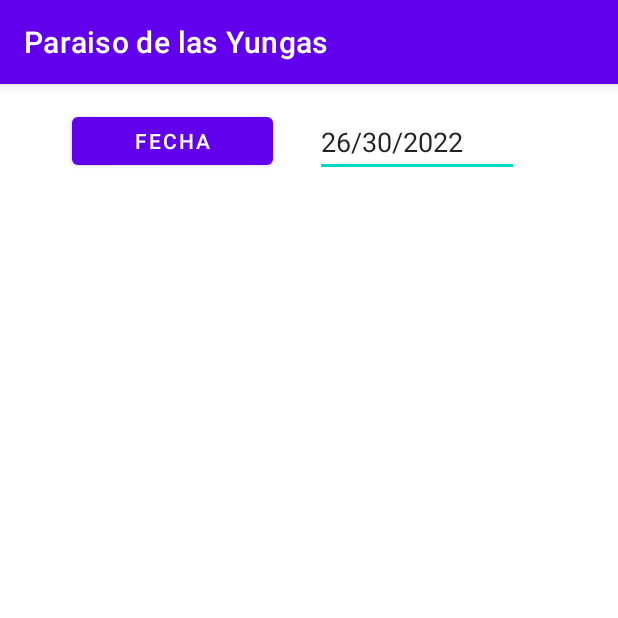
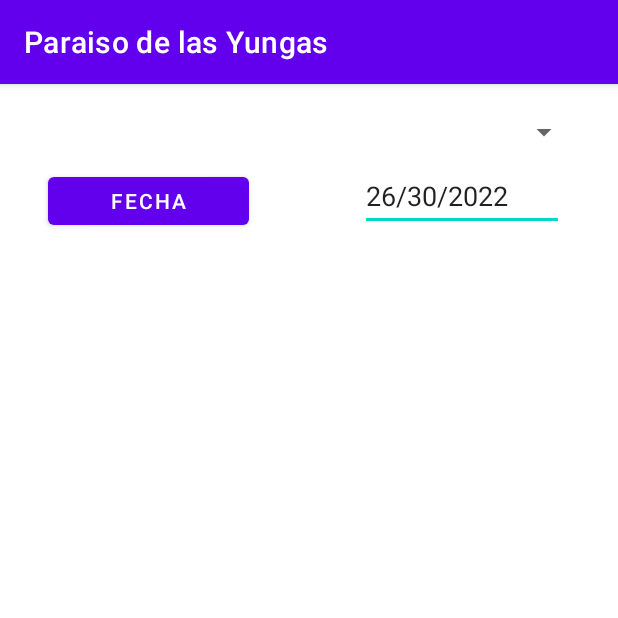
Before and after one commit to wallydx07/Reservas, an Android app: the fragment Calendario shown on its own in the app's theme, on a phone screen of 412 x 824 dp, the top half of it. Run offline under Robolectric (Android 15) with nearby library versions, the phone set to English and light mode, and no system bars; our stand-ins replace Firebase (no records; nobody signed in at launch, a user with empty details on screens opened directly).

Commit message:
est es la del viernes

```diff
--- a/app/src/main/java/com/example/reservas/MainActivity.java
+++ b/app/src/main/java/com/example/reservas/MainActivity.java
@@ -7,7 +7,6 @@ import androidx.fragment.app.FragmentTransaction;
 
 import android.app.DatePickerDialog;
 import android.os.Bundle;
-import android.util.Patterns;
 import android.view.MenuItem;
 import android.view.View;
 import android.widget.Button;
@@ -27,7 +26,6 @@ import com.google.firebase.auth.FirebaseAuth;
 import com.google.firebase.auth.FirebaseAuthException;
 
 import java.util.Calendar;
-import java.util.regex.Pattern;
 
 public class MainActivity extends AppCompatActivity {
       Button buttoniniciarsecion;
@@ -127,7 +125,7 @@ public class MainActivity extends AppCompatActivity {
             @Override
             public void onDateSet(DatePicker datePicker, int dia, int mes, int año) {
                                 //txtfecha[0]
-                EditText etPlannedDate = (EditText) findViewById(R.id.txtfecha);
+                EditText etPlannedDate = (EditText) findViewById(R.id.txtCalendarioFecha);
 
 
               //  txtfecha[0].setText(i+"/"+i1+"/"+i2);
--- a/app/src/main/java/com/example/reservas/view/Calendario.java
+++ b/app/src/main/java/com/example/reservas/view/Calendario.java
@@ -13,6 +13,7 @@ import android.widget.AdapterView;
 import android.widget.ArrayAdapter;
 import android.widget.Button;
 import android.widget.ListView;
+import android.widget.Spinner;
 import android.widget.TextView;
 import android.widget.Toast;
 
@@ -21,7 +22,6 @@ import com.google.firebase.database.DataSnapshot;
 import com.google.firebase.database.DatabaseError;
 import com.google.firebase.database.DatabaseReference;
 import com.google.firebase.database.FirebaseDatabase;
-import com.google.firebase.database.Query;
 import com.google.firebase.database.ValueEventListener;
 
 import java.text.DateFormat;
@@ -30,9 +30,7 @@ import java.text.SimpleDateFormat;
 import java.util.ArrayList;
 import java.util.Calendar;
 import java.util.Date;
-import java.util.HashMap;
 import java.util.List;
-import java.util.Map;
 
 /**
  * A simple {@link Fragment} subclass.
@@ -46,7 +44,7 @@ public class Calendario extends Fragment {
     private ListView listview;
     private View v;
     private String horasTV[]={"7:00","8:00","9:00","10:00","11:00","12:00","13:00","14:00","15:00","16:00","17:00","18:00","19:00","20:00"};
-
+private Spinner spinGuia;
     List<objReserva> Reservalist;
     String formattedDate;
     DatabaseReference mDatabase;
@@ -61,7 +59,7 @@ public class Calendario extends Fragment {
         Bundle args = new Bundle();
         fragment.setArguments(args);
         Button buttonfecha;
-        buttonfecha=(Button)getView().findViewById(R.id.buttonfecha);
+        buttonfecha=(Button)getView().findViewById(R.id.buttonCalendarioFecha);
         return fragment;
     }
     @Override
@@ -78,10 +76,12 @@ public class Calendario extends Fragment {
                              Bundle savedInstanceState) {
     // Inflate the layout for this fragment
         v=inflater.inflate(R.layout.fragment_calendario, container, false);
-       textview=v.findViewById(R.id.txtfecha);
+       textview=v.findViewById(R.id.txtCalendarioFecha);
        textview.setText(formattedDate);
-       listview=v.findViewById(R.id.listviewhoras);
-       loadproducto();
+       listview=v.findViewById(R.id.lvCalendarioHoras);
+       spinGuia=v.findViewById(R.id.spinnerCalendarioGuia);
+
+       loadHoras();
         return v;
     }
 
@@ -109,6 +109,32 @@ public class Calendario extends Fragment {
         }
     }
 
+    public void loadSpinner() {
+
+        ArrayList<String>aGuia= new ArrayList<>();
+        mDatabase.child("guia").addListenerForSingleValueEvent(new ValueEventListener() {
+            @Override
+            public void onDataChange(@NonNull DataSnapshot snapshot) {
+                if (snapshot.exists()) {//ver
+                    for (DataSnapshot ds : snapshot.getChildren()) {
+                        String nombre = ds.child("nombre").getValue().toString();
+                        int precio= Integer.valueOf(ds.child("precio").getValue().toString());
+                        aGuia.add(nombre);
+                    }
+                    ArrayAdapter<String> adapterGuia = new ArrayAdapter<>(getActivity().getApplication(), android.R.layout.simple_dropdown_item_1line, aGuia);
+
+                    spinGuia.setAdapter(adapterGuia);
+                }
+
+            }
+
+            @Override
+            public void onCancelled(@NonNull DatabaseError error) {
+
+            }
+        });
+
+    }
 
 
     public static int getPositionInVector(String[] vector, String num) {
@@ -176,12 +202,13 @@ public class Calendario extends Fragment {
         return aux;
     }
 
-    public void loadproducto() {
-        String fecha="fecha";//textview.getText().toString();
+    public void loadHoras() {
+        String fecha=textview.getText().toString();
         final List<objReserva>rlist = new ArrayList<>();
-        final ListView lista =v.findViewById(R.id.listviewhoras);
+        final ListView lista =v.findViewById(R.id.lvCalendarioHoras);
         //Query ref = FirebaseDatabase.getInstance().getReference().
                // child("Universidades").orderByChild("nombre").equalTo("UAP");
+        mDatabase = FirebaseDatabase.getInstance().getReference();
         mDatabase.child("reserva").orderByChild("fecha").equalTo(fecha).addListenerForSingleValueEvent(new ValueEventListener() {
             @Override
             public void onDataChange(@NonNull DataSnapshot snapshot) {
@@ -219,10 +246,14 @@ public class Calendario extends Fragment {
                             if(textItemList.equals("Disponible")){
                                 TextView texHorainicio = (TextView)view.findViewById(R.id.txtCalendarListHora);
                                 //Obtiene el texto dentro del TextView.
-                                String cf  = texHorainicio.getText().toString();//si esta disponible le manda la hora de inicio
+                                String horaInicio  = texHorainicio.getText().toString();//si esta disponible le manda la hora de inicio
+                                String guia=spinGuia.getSelectedItem().toString();
+                                String fecha=textview.getText().toString();
                                 Intent intent = new Intent(getActivity(), nuevaReserva.class);
                                 Bundle datoenvia = new Bundle();
-                                datoenvia.putString("datos", cf);
+                                datoenvia.putString("guia",guia);
+                                datoenvia.putString("horaInicio", horaInicio);
+                                datoenvia.putString("fecha",fecha);
                                 intent.putExtras(datoenvia);
                                 startActivity(intent);
                                 }else{
--- a/app/src/main/res/layout/fragment_calendario.xml
+++ b/app/src/main/res/layout/fragment_calendario.xml
@@ -14,39 +14,51 @@
 
 
         <ListView
-            android:id="@+id/listviewhoras"
-            android:layout_width="352dp"
-            android:layout_height="464dp"
+            android:id="@+id/lvCalendarioHoras"
+            android:layout_width="341dp"
+            android:layout_height="451dp"
 
-            android:layout_marginTop="32dp"
+            android:layout_marginBottom="44dp"
             app:layout_constraintBottom_toBottomOf="parent"
             app:layout_constraintEnd_toEndOf="parent"
             app:layout_constraintStart_toStartOf="parent"
-            app:layout_constraintTop_toBottomOf="@+id/buttonfecha"
-            app:layout_constraintVertical_bias="0.111"
+            app:layout_constraintTop_toBottomOf="@+id/txtCalendarioFecha"
+            app:layout_constraintVertical_bias="0.437"
             tools:ignore="MissingConstraints" />
 
         <EditText
-            android:id="@+id/txtfecha"
+            android:id="@+id/txtCalendarioFecha"
             android:layout_width="136dp"
             android:layout_height="46dp"
-            android:layout_marginStart="28dp"
-            android:layout_marginTop="16dp"
+            android:layout_marginStart="56dp"
+            android:layout_marginTop="4dp"
             android:ems="10"
             android:hint="@string/report_planned_date"
             android:inputType="date"
             android:text=""
-            app:layout_constraintStart_toEndOf="@+id/buttonfecha"
-            app:layout_constraintTop_toTopOf="parent" />
+            app:layout_constraintEnd_toEndOf="parent"
+            app:layout_constraintHorizontal_bias="0.339"
+            app:layout_constraintStart_toEndOf="@+id/buttonCalendarioFecha"
+            app:layout_constraintTop_toBottomOf="@+id/spinnerCalendarioGuia" />
 
         <Button
-            android:id="@+id/buttonfecha"
+            android:id="@+id/buttonCalendarioFecha"
             android:layout_width="134dp"
             android:layout_height="44dp"
-            android:layout_marginStart="48dp"
-            android:layout_marginTop="16dp"
+            android:layout_marginStart="32dp"
+            android:layout_marginTop="8dp"
             android:onClick="onclick1"
             android:text="Fecha"
+            app:layout_constraintStart_toStartOf="parent"
+            app:layout_constraintTop_toBottomOf="@+id/spinnerCalendarioGuia" />
+
+        <Spinner
+            android:id="@+id/spinnerCalendarioGuia"
+            android:layout_width="351dp"
+            android:layout_height="32dp"
+            android:layout_marginTop="16dp"
+            app:layout_constraintEnd_toEndOf="parent"
+            app:layout_constraintHorizontal_bias="0.583"
             app:layout_constraintStart_toStartOf="parent"
             app:layout_constraintTop_toTopOf="parent" />
 
```
Also changed, not shown: app/src/main/java/com/example/reservas/view/Usuario.java (+55 -24 lines), app/src/main/java/com/example/reservas/view/nuevaReserva.java (+5 -6 lines), app/src/main/java/com/example/reservas/view/objGuia.java (+33 -0 lines), app/src/main/java/com/example/reservas/view/reservaDProductoFragment.java (+11 -8 lines).
